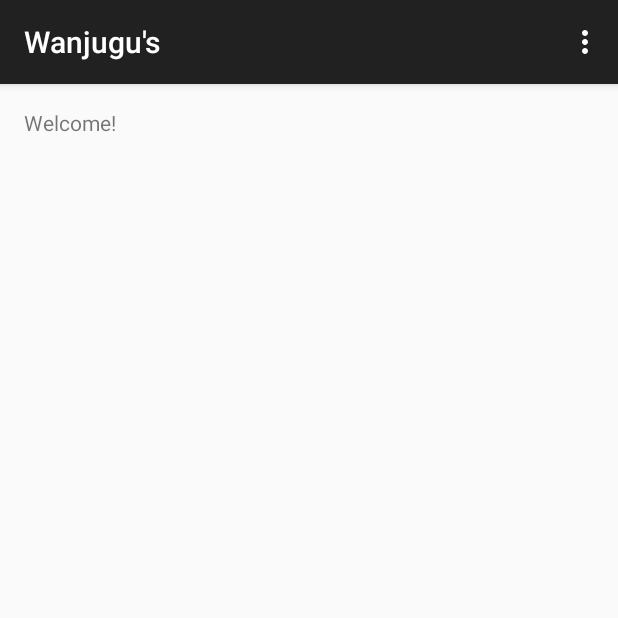
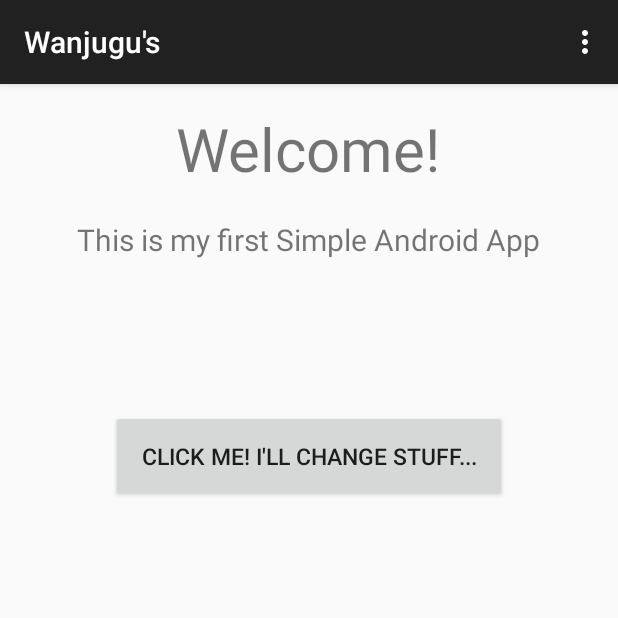
Before and after one commit to iWanjugu/First_Android_App, an Android app: the screen it shows after launch (MainActivity), on a phone screen of 412 x 824 dp, the top half of it. Run offline under Robolectric (Android 15) with nearby library versions, the phone set to English and light mode, and no system bars.

Commit message:
Heading, content and button created

```diff
--- a/app/src/main/java/com/example/firstapp/app/MainActivity.java
+++ b/app/src/main/java/com/example/firstapp/app/MainActivity.java
@@ -4,6 +4,9 @@ import android.support.v7.app.AppCompatActivity;
 import android.os.Bundle;
 import android.view.Menu;
 import android.view.MenuItem;
+import android.view.View;
+import android.widget.Button;
+import android.widget.TextView;
 
 public class MainActivity extends AppCompatActivity {
 
@@ -11,6 +14,17 @@ public class MainActivity extends AppCompatActivity {
     protected void onCreate(Bundle savedInstanceState) {
         super.onCreate(savedInstanceState);
         setContentView(R.layout.activity_main);
+
+        // Changing our Textview on button click
+        final TextView firstTextView = (TextView) findViewById(R.id.textView);
+        Button firstButton = (Button) findViewById(R.id.firstButton);
+
+        firstButton.setOnClickListener(new View.OnClickListener() {
+            @Override
+            public void onClick(View view) {
+                firstTextView.setText("Yup - that's it!"); //This is what will show in the Textview
+            }
+        });
     }
 
     @Override
--- a/app/src/main/res/layout/activity_main.xml
+++ b/app/src/main/res/layout/activity_main.xml
@@ -1,4 +1,4 @@
-<RelativeLayout
+<LinearLayout
     xmlns:android="http://schemas.android.com/apk/res/android"
     xmlns:tools="http://schemas.android.com/tools"
     android:layout_width="match_parent"
@@ -7,11 +7,33 @@
     android:paddingRight="@dimen/activity_horizontal_margin"
     android:paddingTop="@dimen/activity_vertical_margin"
     android:paddingBottom="@dimen/activity_vertical_margin"
+    android:orientation="vertical"
+    android:gravity="center_horizontal"
     tools:context=".MainActivity">
 
     <TextView
+        android:layout_width="wrap_content"
+        android:layout_height="wrap_content"
         android:text="@string/hello_world"
+        android:textSize="40sp"/>
+
+    <TextView
         android:layout_width="wrap_content"
-        android:layout_height="wrap_content" />
+        android:layout_height="wrap_content"
+        android:text="@string/intro"
+        android:textSize="20sp"
+        android:layout_marginTop="20dp"
+        android:id="@+id/textView"/>
 
-</RelativeLayout>
+    <Button
+        android:layout_width="wrap_content"
+        android:layout_height="wrap_content"
+        android:text="@string/button_1_text"
+        android:textSize="15sp"
+        android:id="@+id/firstButton"
+        android:layout_gravity="center_horizontal"
+        android:layout_marginTop="100dp"
+        android:padding="20dp"/>
+
+
+</LinearLayout>
--- a/app/src/main/res/values/strings.xml
+++ b/app/src/main/res/values/strings.xml
@@ -2,5 +2,7 @@
     <string name="app_name">Wanjugu's</string>
 
     <string name="hello_world">Welcome!</string>
+    <string name="intro">This is my first Simple Android App</string>
+    <string name="button_1_text">Click Me! I'll Change stuff...</string>
     <string name="action_settings">Settings</string>
 </resources>
```
